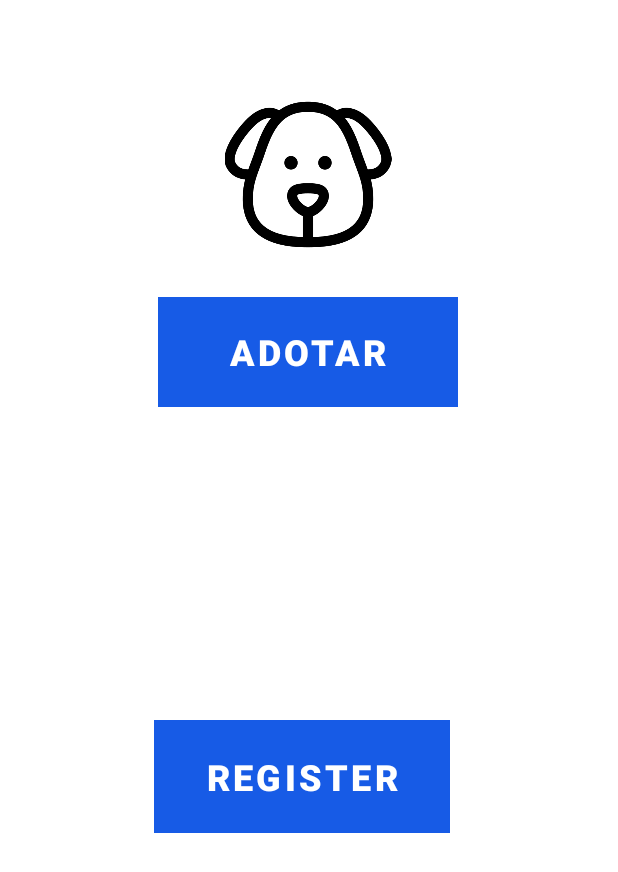
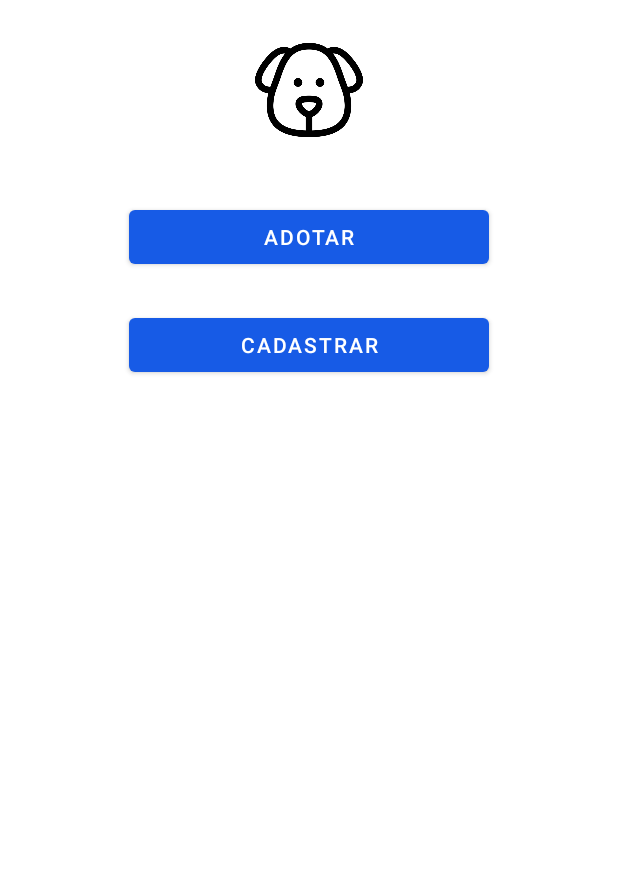
Before and after one commit to douglascas/android, an Android app: the ActionChoiceActivity screen opened directly, with no data from a screen before it, on a phone screen of 412 x 824 dp. Shown: the top 872 px of the screen. Run offline under Robolectric (Android 15) with nearby library versions, the phone set to English and light mode, and no system bars.

Commit message:
Organizando a tela de Opcoes

```diff
--- a/app/src/main/res/layout/activity_choice.xml
+++ b/app/src/main/res/layout/activity_choice.xml
@@ -1,63 +1,40 @@
 <?xml version="1.0" encoding="utf-8"?>
-<androidx.coordinatorlayout.widget.CoordinatorLayout xmlns:android="http://schemas.android.com/apk/res/android"
+<ScrollView xmlns:android="http://schemas.android.com/apk/res/android"
     xmlns:app="http://schemas.android.com/apk/res-auto"
     xmlns:tools="http://schemas.android.com/tools"
     android:layout_width="match_parent"
     android:layout_height="match_parent"
     tools:context=".ui.ActionChoiceActivity">
 
-    <androidx.constraintlayout.widget.ConstraintLayout
-        android:layout_width="match_parent"
-        android:layout_height="match_parent">
+    <LinearLayout
+        android:orientation="vertical"
+        android:layout_height="match_parent"
+        android:layout_width="280dp"
+        android:layout_gravity="center_horizontal">
 
         <ImageView
-            android:id="@+id/imageView"
-            android:layout_width="132dp"
-            android:layout_height="111dp"
-            android:layout_marginBottom="607dp"
-            android:layout_marginEnd="179dp"
-            android:layout_marginStart="178dp"
-            android:layout_marginTop="16dp"
-            app:layout_constraintBottom_toBottomOf="parent"
-            app:layout_constraintEnd_toEndOf="parent"
-            app:layout_constraintStart_toStartOf="parent"
-            app:layout_constraintTop_toTopOf="parent"
-            app:srcCompat="@drawable/logo2" />
+            android:layout_width="wrap_content"
+            android:layout_height="72dp"
+            android:layout_gravity="center_horizontal"
+            android:layout_marginBottom="14dp"
+            android:layout_marginTop="24dp"
+            android:src="@drawable/logo2" />
 
-        <Button
+        <com.google.android.material.button.MaterialButton
             android:id="@+id/btnAdote"
-            android:layout_width="200dp"
-            android:layout_height="73dp"
-            android:layout_marginBottom="457dp"
-            android:layout_marginEnd="201dp"
-            android:layout_marginStart="200dp"
-            android:layout_marginTop="102dp"
-            android:background="@drawable/button_adote"
-            android:text="ADOTAR"
-            android:textSize="24sp"
-            android:textStyle="bold"
-            app:layout_constraintBottom_toBottomOf="parent"
-            app:layout_constraintEnd_toEndOf="parent"
-            app:layout_constraintStart_toStartOf="parent"
-            app:layout_constraintTop_toBottomOf="@+id/btnAdote" />
+            android:layout_width="1.5in"
+            android:layout_height="0.3in"
+            android:layout_marginTop="24dp"
+            android:layout_gravity="center"
+            android:text="Adotar" />
 
-        <Button
+        <com.google.android.material.button.MaterialButton
             android:id="@+id/btnAddDog"
-            android:layout_width="197dp"
-            android:layout_height="75dp"
-            android:layout_marginBottom="236dp"
-            android:layout_marginEnd="198dp"
-            android:layout_marginStart="203dp"
-            android:layout_marginTop="160dp"
-            android:background="@drawable/button_adote"
-            android:text="@string/action_register"
-            android:textSize="24sp"
-            android:textStyle="bold"
-            app:layout_constraintBottom_toBottomOf="parent"
-            app:layout_constraintEnd_toEndOf="parent"
-            app:layout_constraintHorizontal_bias="0.541"
-            app:layout_constraintStart_toStartOf="parent"
-            app:layout_constraintTop_toBottomOf="@+id/btnAdote"
-            app:layout_constraintVertical_bias="0.6" />
-    </androidx.constraintlayout.widget.ConstraintLayout>
-</androidx.coordinatorlayout.widget.CoordinatorLayout>
+            android:layout_width="1.5in"
+            android:layout_height="0.3in"
+            android:layout_marginTop="24dp"
+            android:layout_gravity="center"
+            android:text="Cadastrar" />
+
+    </LinearLayout>
+</ScrollView>
```
